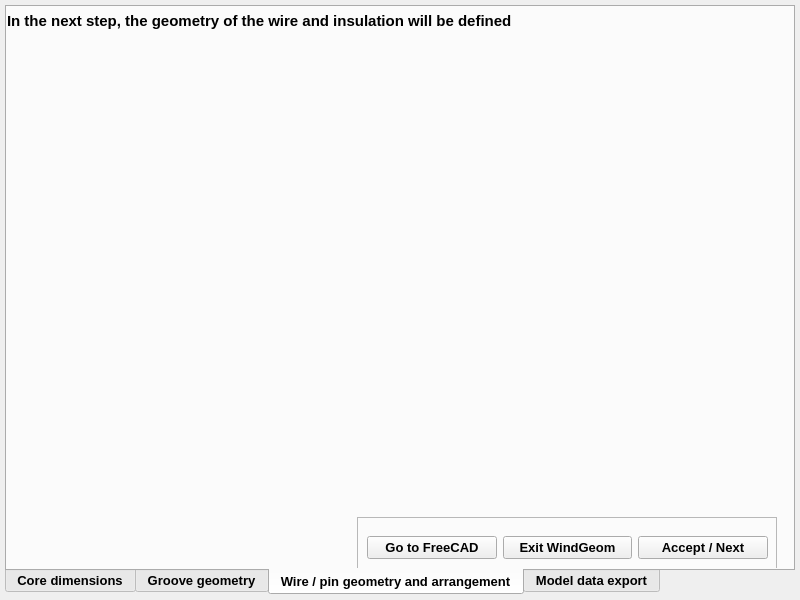
Before: the Qt Designer form wg/MainDialog.ui in vlagyivosztok/FCMacro, drawn with Qt 5.
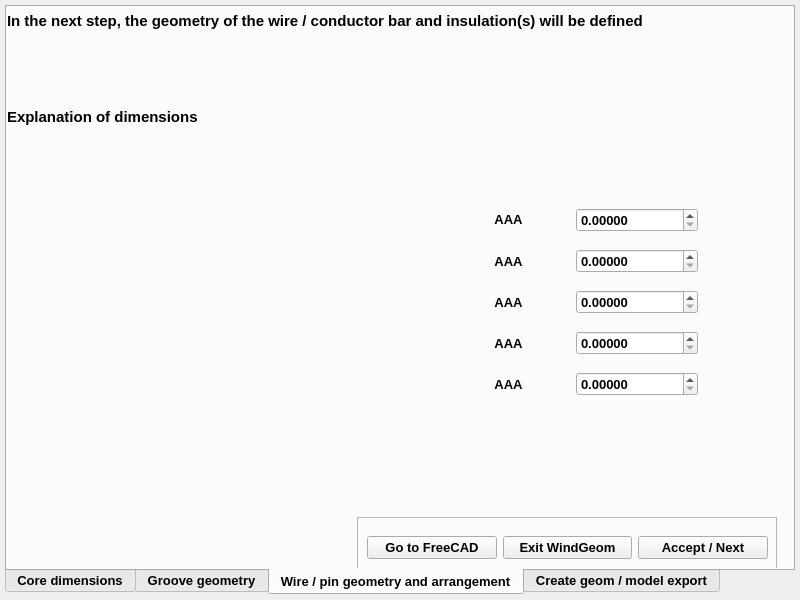
After: the same form once the commit is applied. The open tabs and pages were chosen to show the change. Icons and pictures are not drawn.

Diff of the .ui file:
```diff
--- a/wg/MainDialog.ui
+++ b/wg/MainDialog.ui
@@ -1271,7 +1271,198 @@
       </font>
      </property>
      <property name="text">
-      <string>In the next step, the geometry of the wire and insulation will be defined</string>
+      <string>In the next step, the geometry of the wire / conductor bar and insulation(s) will be defined</string>
+     </property>
+     <property name="alignment">
+      <set>Qt::AlignLeading|Qt::AlignLeft|Qt::AlignVCenter</set>
+     </property>
+    </widget>
+    <widget class="QWidget" name="gridLayoutWidget_3">
+     <property name="geometry">
+      <rect>
+       <x>440</x>
+       <y>190</y>
+       <width>251</width>
+       <height>211</height>
+      </rect>
+     </property>
+     <layout class="QGridLayout" name="gridLayout_3">
+      <item row="0" column="1">
+       <widget class="QDoubleSpinBox" name="Sp_3_D1">
+        <property name="decimals">
+         <number>5</number>
+        </property>
+        <property name="maximum">
+         <double>9999.989999999999782</double>
+        </property>
+        <property name="singleStep">
+         <double>0.100000000000000</double>
+        </property>
+       </widget>
+      </item>
+      <item row="4" column="1">
+       <widget class="QDoubleSpinBox" name="Sp_3_D5">
+        <property name="enabled">
+         <bool>true</bool>
+        </property>
+        <property name="decimals">
+         <number>5</number>
+        </property>
+        <property name="maximum">
+         <double>9999.989999999999782</double>
+        </property>
+        <property name="singleStep">
+         <double>0.100000000000000</double>
+        </property>
+       </widget>
+      </item>
+      <item row="1" column="0">
+       <widget class="QLabel" name="L_3_D2">
+        <property name="text">
+         <string>AAA</string>
+        </property>
+        <property name="alignment">
+         <set>Qt::AlignCenter</set>
+        </property>
+       </widget>
+      </item>
+      <item row="0" column="0">
+       <widget class="QLabel" name="L_3_D1">
+        <property name="text">
+         <string>AAA</string>
+        </property>
+        <property name="textFormat">
+         <enum>Qt::RichText</enum>
+        </property>
+        <property name="alignment">
+         <set>Qt::AlignCenter</set>
+        </property>
+       </widget>
+      </item>
+      <item row="3" column="0">
+       <widget class="QLabel" name="L_3_D4">
+        <property name="text">
+         <string>AAA</string>
+        </property>
+        <property name="textFormat">
+         <enum>Qt::PlainText</enum>
+        </property>
+        <property name="alignment">
+         <set>Qt::AlignCenter</set>
+        </property>
+        <property name="wordWrap">
+         <bool>true</bool>
+        </property>
+       </widget>
+      </item>
+      <item row="1" column="1">
+       <widget class="QDoubleSpinBox" name="Sp_3_D2">
+        <property name="decimals">
+         <number>5</number>
+        </property>
+        <property name="maximum">
+         <double>9999.989999999999782</double>
+        </property>
+        <property name="singleStep">
+         <double>0.100000000000000</double>
+        </property>
+       </widget>
+      </item>
+      <item row="2" column="0">
+       <widget class="QLabel" name="L_3_D3">
+        <property name="text">
+         <string>AAA</string>
+        </property>
+        <property name="textFormat">
+         <enum>Qt::PlainText</enum>
+        </property>
+        <property name="alignment">
+         <set>Qt::AlignCenter</set>
+        </property>
+        <property name="wordWrap">
+         <bool>true</bool>
+        </property>
+       </widget>
+      </item>
+      <item row="2" column="1">
+       <widget class="QDoubleSpinBox" name="Sp_3_D3">
+        <property name="enabled">
+         <bool>true</bool>
+        </property>
+        <property name="decimals">
+         <number>5</number>
+        </property>
+        <property name="maximum">
+         <double>9999.989999999999782</double>
+        </property>
+        <property name="singleStep">
+         <double>0.100000000000000</double>
+        </property>
+       </widget>
+      </item>
+      <item row="4" column="0">
+       <widget class="QLabel" name="L_3_D5">
+        <property name="text">
+         <string>AAA</string>
+        </property>
+        <property name="textFormat">
+         <enum>Qt::PlainText</enum>
+        </property>
+        <property name="alignment">
+         <set>Qt::AlignCenter</set>
+        </property>
+        <property name="wordWrap">
+         <bool>true</bool>
+        </property>
+       </widget>
+      </item>
+      <item row="3" column="1">
+       <widget class="QDoubleSpinBox" name="Sp_3_D4">
+        <property name="enabled">
+         <bool>true</bool>
+        </property>
+        <property name="decimals">
+         <number>5</number>
+        </property>
+        <property name="maximum">
+         <double>9999.989999999999782</double>
+        </property>
+        <property name="singleStep">
+         <double>0.100000000000000</double>
+        </property>
+       </widget>
+      </item>
+     </layout>
+    </widget>
+    <widget class="QLabel" name="L_3_expl">
+     <property name="geometry">
+      <rect>
+       <x>0</x>
+       <y>50</y>
+       <width>781</width>
+       <height>121</height>
+      </rect>
+     </property>
+     <property name="sizePolicy">
+      <sizepolicy hsizetype="Fixed" vsizetype="Fixed">
+       <horstretch>0</horstretch>
+       <verstretch>0</verstretch>
+      </sizepolicy>
+     </property>
+     <property name="font">
+      <font>
+       <pointsize>11</pointsize>
+       <weight>75</weight>
+       <italic>false</italic>
+       <bold>true</bold>
+       <kerning>true</kerning>
+      </font>
+     </property>
+     <property name="text">
+      <string>Explanation of dimensions</string>
+     </property>
+     <property name="textFormat">
+      <enum>Qt::RichText</enum>
      </property>
      <property name="alignment">
       <set>Qt::AlignLeading|Qt::AlignLeft|Qt::AlignVCenter</set>
@@ -1280,7 +1471,7 @@
    </widget>
    <widget class="QWidget" name="tab4">
     <attribute name="title">
-     <string>Model data export</string>
+     <string>Create geom / model export</string>
     </attribute>
    </widget>
   </widget>
```
